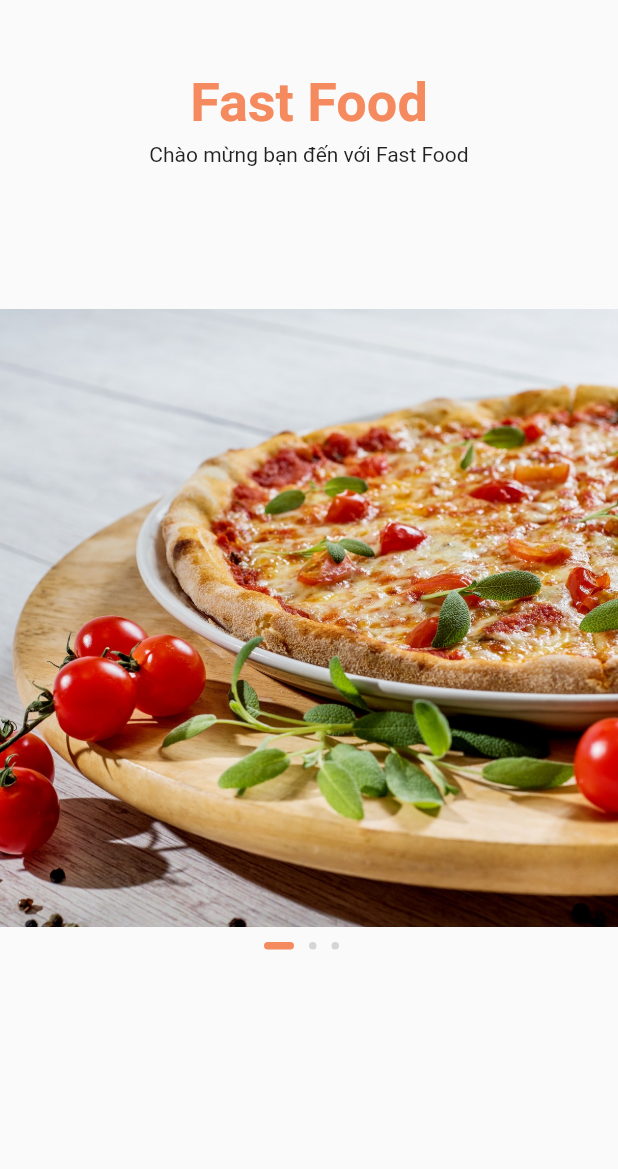
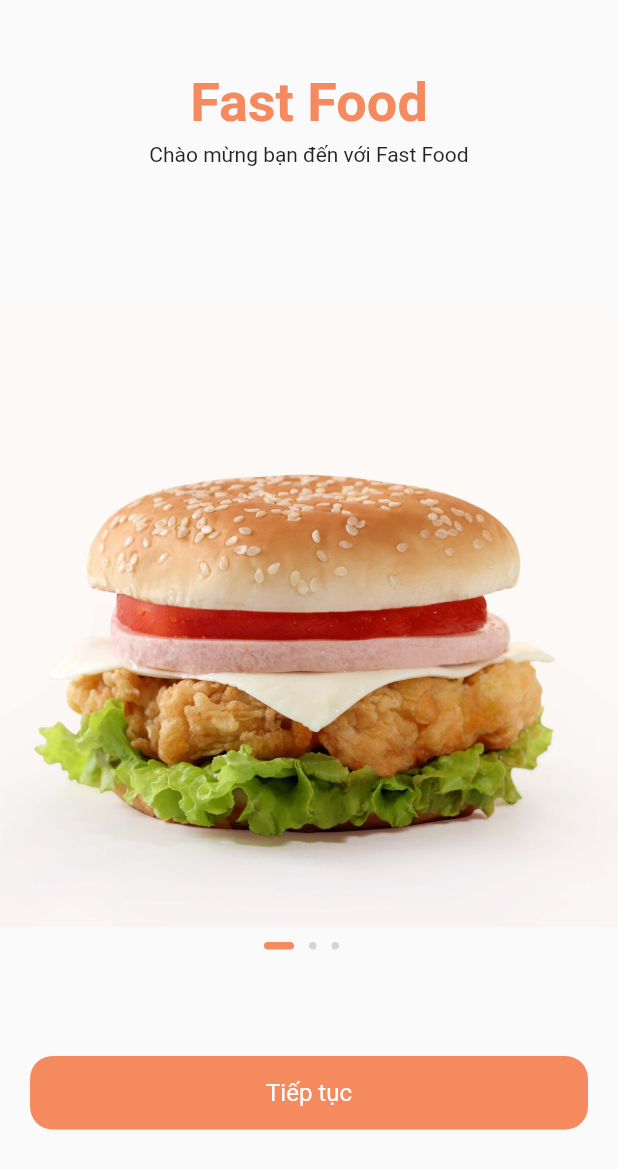
Before and after one commit to anhquantr123/flutter_app_ecommerce_2, a Flutter app: the screen it shows after launch, on a phone screen of 412 x 824 dp. Shown: the top 1169 px of the screen. Run offline on Flutter 3.47's test engine with Material 2 defaults, Android fonts, the phone set to English and light mode, and no system bars.

Commit message:
finish splash screen

```diff
--- a/lib/screens/splash/widget_splash/body.dart
+++ b/lib/screens/splash/widget_splash/body.dart
@@ -18,11 +18,11 @@ class _BodyState extends State<Body> {
     List<Map<String, String>> splashData = [
       {
         "text": "Chào mừng bạn đến với Fast Food",
-        "image": "assets/images/anh1.jpg"
+        "image": "assets/images/anh3.jpg"
       },
       {
         "text": "Món ngon thượng hạng\nCảm nhận trên từng cảm xúc!",
-        "image": "assets/images/anh3.jpg"
+        "image": "assets/images/anh1.jpg"
       },
       {"text": "Thực phẩm luôn tươi ngon", "image": "assets/images/anh2.jpg"}
     ];
@@ -55,7 +55,23 @@ class _BodyState extends State<Body> {
                   mainAxisAlignment: MainAxisAlignment.center,
                   children: List.generate(
                       splashData.length, (index) => buildDot(index: index)),
-                )
+                ),
+                const Spacer(),
+                Container(
+                  margin: const EdgeInsets.symmetric(horizontal: 20),
+                  padding: const EdgeInsets.symmetric(vertical: 15),
+                  width: double.infinity,
+                  decoration: BoxDecoration(
+                      borderRadius: BorderRadius.circular(15),
+                      color: primaryColor),
+                  child: InkWell(
+                      onTap: () {},
+                      child: const Text("Tiếp tục",
+                          style: TextStyle(
+                              color: textColorWhite, fontSize: textSizeBody3),
+                          textAlign: TextAlign.center)),
+                ),
+                const Spacer()
               ],
             ))
           ],
```
